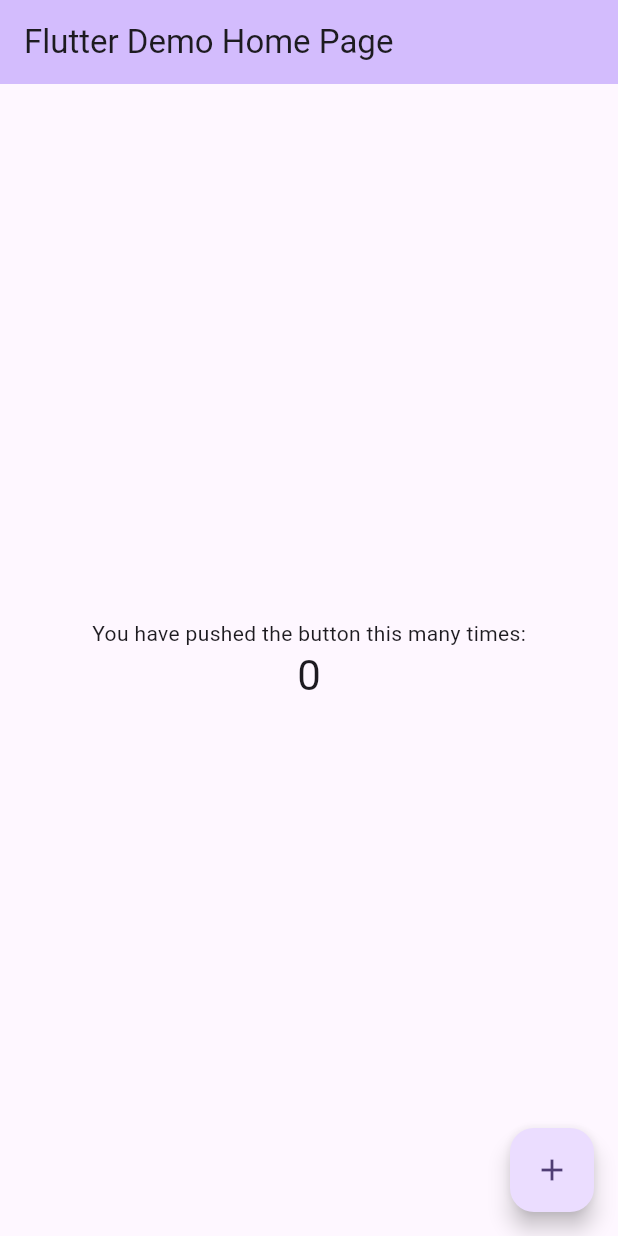
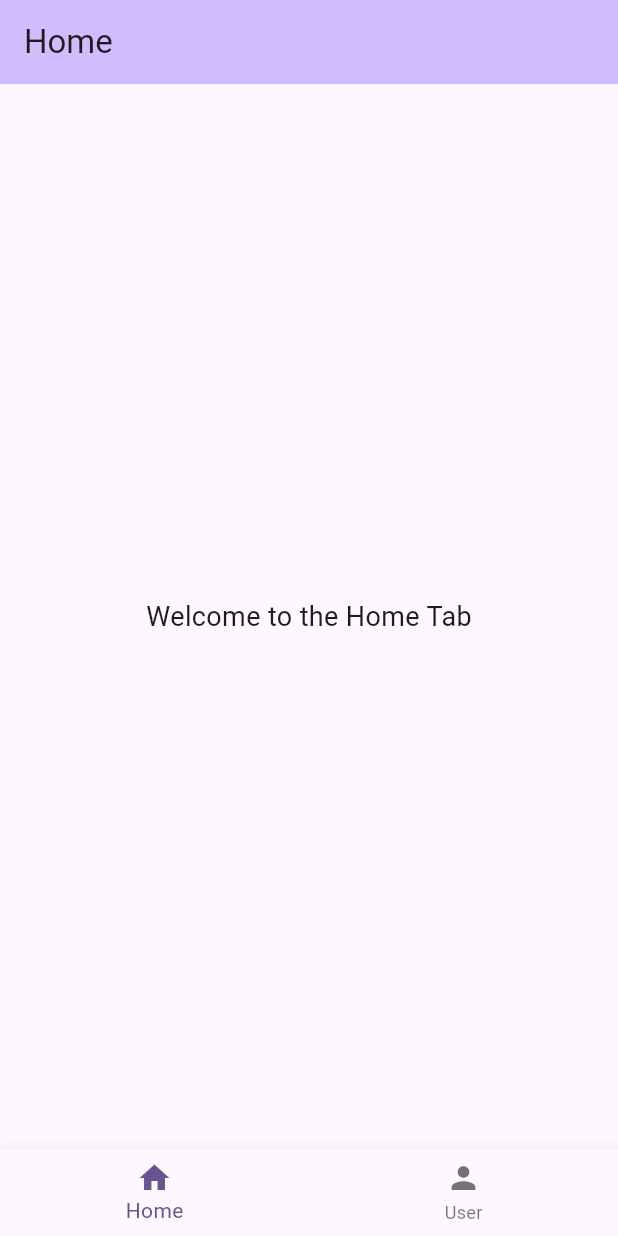
Before and after one commit to algokelvin-373/MobileFlutter, a Flutter app: the screen it shows after launch, on a phone screen of 412 x 824 dp. Run offline on Flutter 3.47's test engine with Material 3 defaults, Android fonts, the phone set to English and light mode, and no system bars.

```diff
--- /dev/null
+++ b/lib/home_app.dart
@@ -0,0 +1,69 @@
+import 'dart:developer';
+
+import 'package:flutter/material.dart';
+import 'package:mobile_flutter/home_tab.dart';
+import 'package:mobile_flutter/user_tab.dart';
+
+class HomeApp extends StatelessWidget {
+  const HomeApp({super.key});
+
+  @override
+  Widget build(BuildContext context) {
+    return MaterialApp(
+      title: 'Reqres App',
+      theme: ThemeData(
+        colorScheme: ColorScheme.fromSeed(seedColor: Colors.deepPurple),
+        useMaterial3: true,
+      ),
+      home: const HomeAppPage(),
+    );
+  }
+}
+
+class HomeAppPage extends StatefulWidget {
+  const HomeAppPage({super.key});
+
+  @override
+  State<HomeAppPage> createState() => _HomeAppPage();
+}
+
+class _HomeAppPage extends State<HomeAppPage> {
+  int _selectedIndex = 0;
+
+  static const List<Widget> __pages = <Widget>[
+    HomeTab(),
+    UserTab(),
+  ];
+
+  void _onItemTapped(int index) {
+    setState(() {
+      _selectedIndex = index;
+    });
+  }
+
+  @override
+  Widget build(BuildContext context) {
+    return Scaffold(
+      appBar: AppBar(
+        backgroundColor: Theme.of(context).colorScheme.inversePrimary,
+        title: Text(_selectedIndex == 0 ? 'Home' : 'User'),
+      ),
+      body: __pages[_selectedIndex],
+      bottomNavigationBar: BottomNavigationBar(
+        items: const <BottomNavigationBarItem>[
+          BottomNavigationBarItem(
+              icon: Icon(Icons.home),
+              label: 'Home',
+          ),
+          BottomNavigationBarItem(
+            icon: Icon(Icons.person),
+            label: 'User',
+          ),
+        ],
+        currentIndex: _selectedIndex,
+        selectedItemColor: Theme.of(context).colorScheme.primary,
+        onTap: _onItemTapped,
+      ),
+    );
+  }
+}
--- /dev/null
+++ b/lib/home_tab.dart
@@ -0,0 +1,21 @@
+import 'package:flutter/material.dart';
+
+class HomeTab extends StatelessWidget {
+  const HomeTab({super.key});
+
+  @override
+  Widget build(BuildContext context) {
+    return Center(
+      child: Column(
+        mainAxisAlignment: MainAxisAlignment.center,
+        children: [
+          Text(
+            'Welcome to the Home Tab',
+            style: TextStyle(fontSize: 18),
+          ),
+        ],
+      ),
+    );
+  }
+
+}
--- a/lib/main.dart
+++ b/lib/main.dart
@@ -1,125 +1,6 @@
 import 'package:flutter/material.dart';
+import 'package:mobile_flutter/home_app.dart';
 
 void main() {
-  runApp(const MyApp());
+  runApp(const HomeApp());
 }
-
-class MyApp extends StatelessWidget {
-  const MyApp({super.key});
-
-  // This widget is the root of your application.
-  @override
-  Widget build(BuildContext context) {
-    return MaterialApp(
-      title: 'Flutter Demo',
-      theme: ThemeData(
-        // This is the theme of your application.
-        //
-        // TRY THIS: Try running your application with "flutter run". You'll see
-        // the application has a blue toolbar. Then, without quitting the app,
-        // try changing the seedColor in the colorScheme below to Colors.green
-        // and then invoke "hot reload" (save your changes or press the "hot
-        // reload" button in a Flutter-supported IDE, or press "r" if you used
-        // the command line to start the app).
-        //
-        // Notice that the counter didn't reset back to zero; the application
-        // state is not lost during the reload. To reset the state, use hot
-        // restart instead.
-        //
-        // This works for code too, not just values: Most code changes can be
-        // tested with just a hot reload.
-        colorScheme: ColorScheme.fromSeed(seedColor: Colors.deepPurple),
-        useMaterial3: true,
-      ),
-      home: const MyHomePage(title: 'Flutter Demo Home Page'),
-    );
-  }
-}
-
-class MyHomePage extends StatefulWidget {
-  const MyHomePage({super.key, required this.title});
-
-  // This widget is the home page of your application. It is stateful, meaning
-  // that it has a State object (defined below) that contains fields that affect
-  // how it looks.
-
-  // This class is the configuration for the state. It holds the values (in this
-  // case the title) provided by the parent (in this case the App widget) and
-  // used by the build method of the State. Fields in a Widget subclass are
-  // always marked "final".
-
-  final String title;
-
-  @override
-  State<MyHomePage> createState() => _MyHomePageState();
-}
-
-class _MyHomePageState extends State<MyHomePage> {
-  int _counter = 0;
-
-  void _incrementCounter() {
-    setState(() {
-      // This call to setState tells the Flutter framework that something has
-      // changed in this State, which causes it to rerun the build method below
-      // so that the display can reflect the updated values. If we changed
-      // _counter without calling setState(), then the build method would not be
-      // called again, and so nothing would appear to happen.
-      _counter++;
-    });
-  }
-
-  @override
-  Widget build(BuildContext context) {
-    // This method is rerun every time setState is called, for instance as done
-    // by the _incrementCounter method above.
-    //
-    // The Flutter framework has been optimized to make rerunning build methods
-    // fast, so that you can just rebuild anything that needs updating rather
-    // than having to individually change instances of widgets.
-    return Scaffold(
-      appBar: AppBar(
-        // TRY THIS: Try changing the color here to a specific color (to
-        // Colors.amber, perhaps?) and trigger a hot reload to see the AppBar
-        // change color while the other colors stay the same.
-        backgroundColor: Theme.of(context).colorScheme.inversePrimary,
-        // Here we take the value from the MyHomePage object that was created by
-        // the App.build method, and use it to set our appbar title.
-        title: Text(widget.title),
-      ),
-      body: Center(
-        // Center is a layout widget. It takes a single child and positions it
-        // in the middle of the parent.
-        child: Column(
-          // Column is also a layout widget. It takes a list of children and
-          // arranges them vertically. By default, it sizes itself to fit its
-          // children horizontally, and tries to be as tall as its parent.
-          //
-          // Column has various properties to control how it sizes itself and
-          // how it positions its children. Here we use mainAxisAlignment to
-          // center the children vertically; the main axis here is the vertical
-          // axis because Columns are vertical (the cross axis would be
-          // horizontal).
-          //
-          // TRY THIS: Invoke "debug painting" (choose the "Toggle Debug Paint"
-          // action in the IDE, or press "p" in the console), to see the
-          // wireframe for each widget.
-          mainAxisAlignment: MainAxisAlignment.center,
-          children: <Widget>[
-            const Text(
-              'You have pushed the button this many times:',
-            ),
-            Text(
-              '$_counter',
-              style: Theme.of(context).textTheme.headlineMedium,
-            ),
-          ],
-        ),
-      ),
-      floatingActionButton: FloatingActionButton(
-        onPressed: _incrementCounter,
-        tooltip: 'Increment',
-        child: const Icon(Icons.add),
-      ), // This trailing comma makes auto-formatting nicer for build methods.
-    );
-  }
-}
```
Also changed, not shown: lib/user_tab.dart (added, +21 -0 lines), 1 other file.
